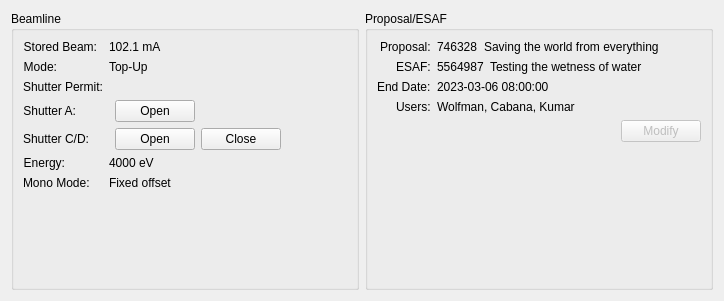
Before: the Qt Designer form firefly/status.ui in spc-group/haven, drawn with Qt 5.
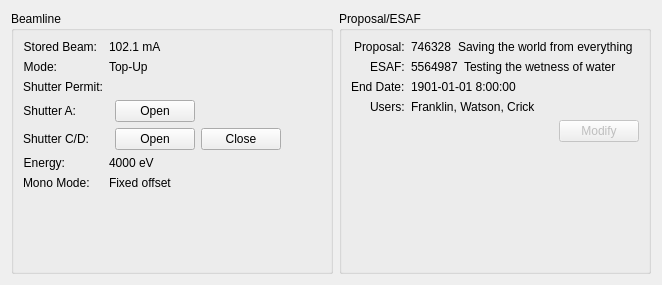
After: the same form once the commit is applied. Custom widgets are drawn as their Qt base class.

Commit message: Cleaned up the status window UI PVs.

```diff
--- a/firefly/status.ui
+++ b/firefly/status.ui
@@ -6,8 +6,8 @@
    <rect>
     <x>0</x>
     <y>0</y>
-    <width>724</width>
-    <height>301</height>
+    <width>662</width>
+    <height>285</height>
    </rect>
   </property>
   <property name="windowTitle">
@@ -419,7 +419,10 @@
      </property>
      <layout class="QVBoxLayout" name="verticalLayout_2">
       <item>
-       <layout class="QFormLayout" name="formLayout_2">
+       <layout class="QFormLayout" name="bss_layout">
+        <property name="rowWrapPolicy">
+         <enum>QFormLayout::DontWrapRows</enum>
+        </property>
         <property name="labelAlignment">
          <set>Qt::AlignRight|Qt::AlignTrailing|Qt::AlignVCenter</set>
         </property>
@@ -462,9 +465,15 @@
             <property name="text">
              <string>Saving the world from everything</string>
             </property>
+            <property name="wordWrap">
+             <bool>true</bool>
+            </property>
             <property name="channel" stdset="0">
              <string>${P_BSS}proposal:title</string>
             </property>
+            <property name="displayFormat" stdset="0">
+             <enum>PyDMLabel::String</enum>
+            </property>
            </widget>
           </item>
          </layout>
@@ -508,8 +517,14 @@
             <property name="text">
              <string>Testing the wetness of water</string>
             </property>
+            <property name="wordWrap">
+             <bool>true</bool>
+            </property>
             <property name="channel" stdset="0">
-             <string>${P_BSS}esaf:esaf_title</string>
+             <string>${P_BSS}esaf:title</string>
+            </property>
+            <property name="displayFormat" stdset="0">
+             <enum>PyDMLabel::String</enum>
             </property>
            </widget>
           </item>
@@ -522,33 +537,20 @@
           </property>
          </widget>
         </item>
-        <item row="2" column="1">
-         <widget class="PyDMDateTimeLabel" name="PyDMDateTimeLabel">
-          <property name="toolTip">
-           <string/>
-          </property>
-          <property name="frameShape">
-           <enum>QFrame::NoFrame</enum>
-          </property>
-          <property name="text">
-           <string>2023-03-06 08:00:00</string>
-          </property>
-          <property name="channel" stdset="0">
-           <string>${P_BSS}esaf:endDate</string>
-          </property>
-         </widget>
-        </item>
         <item row="3" column="1">
          <widget class="PyDMLabel" name="PyDMLabel_6">
           <property name="toolTip">
            <string/>
           </property>
           <property name="text">
-           <string>Wolfman, Cabana, Kumar</string>
+           <string>Franklin, Watson, Crick</string>
           </property>
           <property name="channel" stdset="0">
            <string>${P_BSS}esaf:users</string>
           </property>
+          <property name="displayFormat" stdset="0">
+           <enum>PyDMLabel::String</enum>
+          </property>
          </widget>
         </item>
         <item row="3" column="0">
@@ -558,6 +560,19 @@
           </property>
          </widget>
         </item>
+        <item row="2" column="1">
+         <widget class="PyDMLabel" name="esaf_end_date_label">
+          <property name="toolTip">
+           <string/>
+          </property>
+          <property name="text">
+           <string>1901-01-01 8:00:00</string>
+          </property>
+          <property name="channel" stdset="0">
+           <string>${P_BSS}esaf:endDate</string>
+          </property>
+         </widget>
+        </item>
        </layout>
       </item>
       <item>
@@ -619,11 +634,6 @@
    <extends>QWidget</extends>
    <header>pydm.widgets.byte</header>
   </customwidget>
-  <customwidget>
-   <class>PyDMDateTimeLabel</class>
-   <extends>QLabel</extends>
-   <header>pydm.widgets.datetime</header>
-  </customwidget>
   <customwidget>
    <class>PyDMPushButton</class>
    <extends>QPushButton</extends>
```
Left out of the diff: 26 changed lines with no effect on the pictures.
